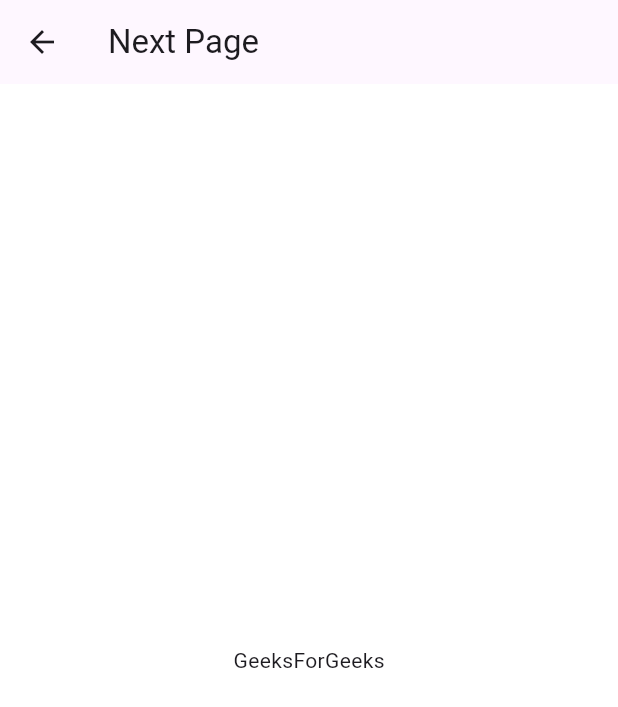
After one commit to Alexiande/diplom, a Flutter app: the screen it shows after launch, after a tap on "Get Started", on a phone screen of 412 x 824 dp. The commit adds this screen. Shown: the top 707 px of the screen. Run offline on Flutter 3.47's test engine with Material 3 defaults, Android fonts, the phone set to English and light mode, and no system bars.

Commit message:
two screen

```diff
--- a/lib/main.dart
+++ b/lib/main.dart
@@ -14,6 +14,7 @@ class MyApp extends StatelessWidget {
       title: 'Easy Eat',
       theme: ThemeData(scaffoldBackgroundColor: const Color(0xEFF1F3)),
       home: const WelcomeScreen(),
+      debugShowCheckedModeBanner: false,
     );
   }
 }
--- /dev/null
+++ b/lib/screens/welcome_page_screen.dart
@@ -0,0 +1,32 @@
+import 'package:flutter/material.dart';
+
+void main() {
+  runApp(const WelcomePageScreen ());
+}
+
+class WelcomePageScreen  extends StatelessWidget {
+  const WelcomePageScreen ({super.key});
+
+  @override
+  Widget build(BuildContext context) {
+    return MaterialApp(
+      title: 'Easy Eat',
+      theme: ThemeData(scaffoldBackgroundColor: const Color(0xFFFFFFFF)),
+      home: const WelcomePageScreen(),
+    );
+  }
+}
+class WelcomePage extends StatelessWidget {
+
+  const WelcomePage({super.key});
+
+  @override
+  Widget build(BuildContext context) {
+    return Scaffold(
+      appBar: AppBar(title: Text('Next Page'),),
+      body: Center(
+        child: Text('GeeksForGeeks'),
+      ),
+    );
+  }
+}
--- a/lib/screens/welcome_screen.dart
+++ b/lib/screens/welcome_screen.dart
@@ -1,3 +1,4 @@
+import 'package:diplom/screens/welcome_page_screen.dart';
 import 'package:flutter/material.dart';
 
 void main() {
@@ -13,8 +14,7 @@ class WelcomeScreen  extends StatelessWidget {
       title: 'Easy Eat',
       theme: ThemeData(scaffoldBackgroundColor: const Color(0xFFFFFFFF)),
       home: const MyHomePage(title: 'Flutter Home Page'),
-      debugShowCheckedModeBanner: false,
-    );
+         );
   }
 }
 
@@ -51,7 +51,7 @@ class _MyHomePageState extends State<MyHomePage> {
           Padding(
             padding: const EdgeInsets.only(top: 10),
             child: FittedBox(
-              fit: BoxFit.cover,
+              fit: BoxFit.fitWidth,
               child: Image.asset('asset/image_1.png'), // replace with your image asset
             ),
           ),
@@ -90,6 +90,9 @@ class _MyHomePageState extends State<MyHomePage> {
             width: double.infinity,
             child: ElevatedButton(
               onPressed: () {
+                Navigator.push(context,
+                MaterialPageRoute(builder:
+                (context)=>WelcomePage()));
               },
               style: ElevatedButton.styleFrom(
                 padding: const EdgeInsets.all(25.0),
```
Also changed, not shown: asset/image_1.png.
